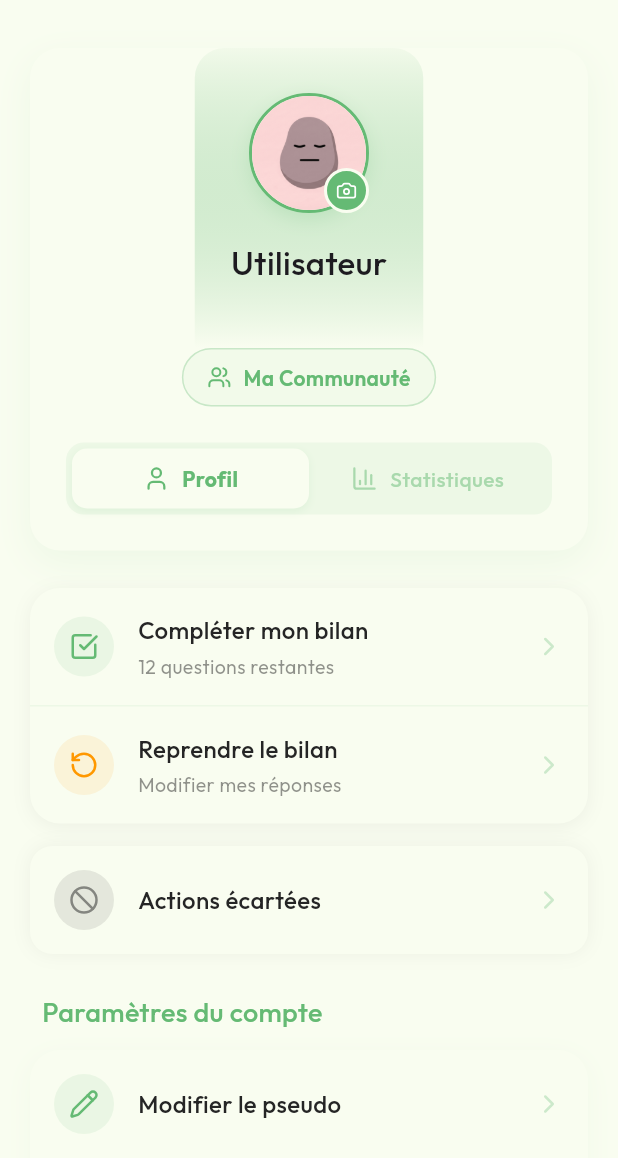
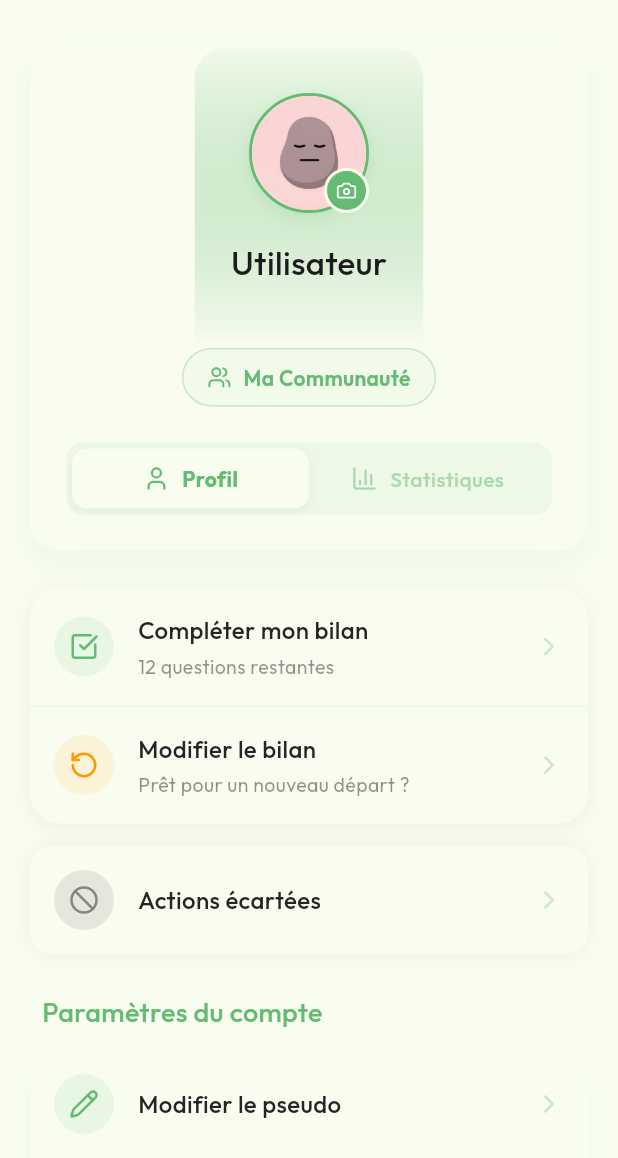
Before and after one commit to MorganPhlp/oikos, a Flutter app: the ProfilePage screen opened by its route, on a phone screen of 412 x 824 dp, the part 78-1236 px from its top. Run offline on Flutter 3.47's test engine with Material 3 defaults, Android fonts, the phone set to English and light mode, and no system bars; our stand-ins replace equatable, fl_chart, flutter_bloc, fpdart, freezed_annotation, get_it and 6 more; missing offline and left inert: flutter_js, mobile_scanner, syncfusion_flutter_pdfviewer; accounts and stored records are empty; network calls fail.

Commit message:
modifier/continuer bilan

```diff
--- a/lib/app_router.dart
+++ b/lib/app_router.dart
@@ -28,7 +28,10 @@ GoRouter createRouter(AppUserCubit appUserCubit) {
       GoRoute(
         path: '/bilan',
         name: 'bilan',
-        builder: (context, state) => const BilanFlow(),
+        builder: (context, state) {
+          final mode = state.extra as String? ?? 'full';
+          return BilanFlow(mode: mode);
+          },
       ),
       GoRoute(
         path: '/',
--- a/lib/features/bilanCarbone/presentation/bloc/bilan_resultat_event.dart
+++ b/lib/features/bilanCarbone/presentation/bloc/bilan_resultat_event.dart
@@ -20,4 +20,6 @@ class ValiderObjectifEvent extends ResultatEvent {
   const ValiderObjectifEvent(this.objectif);
 }
 
+class AllerVersResultatEvent extends ResultatEvent {}
+
 class RetourAuChoixCategoriesEvent extends ResultatEvent {}
--- a/lib/features/bilanCarbone/presentation/bloc/bilan_session_event.dart
+++ b/lib/features/bilanCarbone/presentation/bloc/bilan_session_event.dart
@@ -23,3 +23,7 @@ class ConfirmerRepriseEvent extends BilanSessionEvent {}
 /// Permet de réinitialiser complètement la session (utile pour un bouton "Recommencer"
 /// présent dans les réglages ou à la fin du parcours).
 class RedemarrerBilanEvent extends BilanSessionEvent {}
+
+class ModifierBilanEvent extends BilanSessionEvent {}
+
+class ContinuerBilanEvent extends BilanSessionEvent {}
--- a/lib/features/bilanCarbone/presentation/bloc/bilan_session_state.dart
+++ b/lib/features/bilanCarbone/presentation/bloc/bilan_session_state.dart
@@ -13,27 +13,26 @@ class SessionInitial extends BilanSessionState {}
 
 class SessionLoading extends BilanSessionState {}
 
-class SessionRepriseDisponible extends BilanSessionState {
+class SessionRepriseDetectee extends BilanSessionState {
   final List<QuestionBilanEntity> questions;
   final List<ReponseUtilisateurEntity> reponsesExistantes;
 
-  const SessionRepriseDisponible({
+  const SessionRepriseDetectee({
     required this.questions,
     required this.reponsesExistantes,
   });
-
-  @override
-  List<Object?> get props => [questions, reponsesExistantes];
 }
 
 /// État : Tout est prêt pour afficher la première (ou la prochaine) question.
 class SessionPrete extends BilanSessionState {
   final List<QuestionBilanEntity> questions;
-  final List<ReponseUtilisateurEntity> reponsesInitiales;
+  final List<ReponseUtilisateurEntity> reponsesExistantes;
+  final ModeBilan? mode;
 
   const SessionPrete({
     required this.questions,
-    required this.reponsesInitiales,
+    required this.reponsesExistantes,
+    this.mode = ModeBilan.full,
   });
 }
 
@@ -41,3 +40,5 @@ class SessionError extends BilanSessionState {
   final String message;
   const SessionError(this.message);
 }
+
+enum ModeBilan { full, continuer, modifier }
--- a/lib/features/bilanCarbone/presentation/bloc/questionnaire_event.dart
+++ b/lib/features/bilanCarbone/presentation/bloc/questionnaire_event.dart
@@ -13,10 +13,12 @@ abstract class QuestionnaireEvent extends Equatable {
 class InitQuestionnaireEvent extends QuestionnaireEvent {
   final List<QuestionBilanEntity> questions;
   final List<ReponseUtilisateurEntity> reponsesInitiales;
+  final ModeQuestionnaire? modeQuestionnaire;
 
   const InitQuestionnaireEvent({
     required this.questions,
     required this.reponsesInitiales,
+    this.modeQuestionnaire = ModeQuestionnaire.continuer,
   });
 
   @override
@@ -43,3 +45,5 @@ class RetourVersQuestionnaireEvent extends QuestionnaireEvent {}
 class AfficherNoticeApprofondissementEvent extends QuestionnaireEvent {}
 
 class NoticeApprofondissementApprovedEvent extends QuestionnaireEvent {}
+
+enum ModeQuestionnaire { debut, continuer }
--- a/lib/features/home/presentation/widgets/stats_caroussel_widget.dart
+++ b/lib/features/home/presentation/widgets/stats_caroussel_widget.dart
@@ -156,12 +156,12 @@ class _StatCard extends StatelessWidget {
         color: theme.colorScheme.surface,
         borderRadius: BorderRadius.circular(16),
         border: Border.all(
-          color: theme.colorScheme.primary.withValues(alpha: 0.1),
+          color: theme.colorScheme.primary.withValues(alpha: 0.6),
         ),
         boxShadow: [
           BoxShadow(
-            color: theme.colorScheme.onSurface.withValues(alpha: 0.04),
-            blurRadius: 10,
+            color: theme.colorScheme.onSurface.withValues(alpha: 0.12),
+            blurRadius: 15,
           ),
         ],
       ),
--- a/lib/features/profile/presentation/widgets/profile_bilan_section.dart
+++ b/lib/features/profile/presentation/widgets/profile_bilan_section.dart
@@ -1,4 +1,5 @@
 import 'package:flutter/material.dart';
+import 'package:go_router/go_router.dart';
 import 'package:lucide_icons/lucide_icons.dart';
 import 'package:oikos/features/profile/presentation/widgets/profile_action_button.dart';
 
@@ -38,17 +39,17 @@ class ProfileBilanSection extends StatelessWidget {
                   icon: LucideIcons.checkSquare,
                   iconColor: colorScheme.primary,
                   onTap: () {
-                    // TODO: Navigation vers BilanFlow
+                    context.go('/bilan', extra: 'continuer');
                   },
                   showBorder: true,
                 ),
                 ProfileActionButton(
-                  title: 'Reprendre le bilan',
-                  subtitle: 'Modifier mes réponses',
+                  title: 'Modifier le bilan',
+                  subtitle: 'Prêt pour un nouveau départ ?',
                   icon: LucideIcons.rotateCcw,
                   iconColor: colorScheme.tertiary,
                   onTap: () {
-                    // TODO: Reprise bilan
+                    context.go('/bilan', extra: 'modifier');
                   },
                   showBorder: false,
                 ),
--- a/lib/init_dependencies.dart
+++ b/lib/init_dependencies.dart
@@ -293,6 +293,7 @@ void _initBilan() {
       definirObjectifUseCase: serviceLocator(),
       calculerCategoriesUseCase: serviceLocator(),
       equivalentsUseCase: serviceLocator(),
+      calculerBilanUseCase: serviceLocator(),
     ),
   );
 }
```
Also changed, not shown: lib/features/bilanCarbone/presentation/bloc/bilan_resultat_bloc.dart (+21 -0 lines), lib/features/bilanCarbone/presentation/bloc/bilan_session_bloc.dart (+35 -3 lines), lib/features/bilanCarbone/presentation/bloc/questionnaire_bloc.dart (+7 -1 lines), lib/features/bilanCarbone/presentation/pages/bilan_flow.dart (+67 -36 lines), lib/features/bilanCarbone/presentation/pages/bilan_page.dart (+7 -2 lines).
